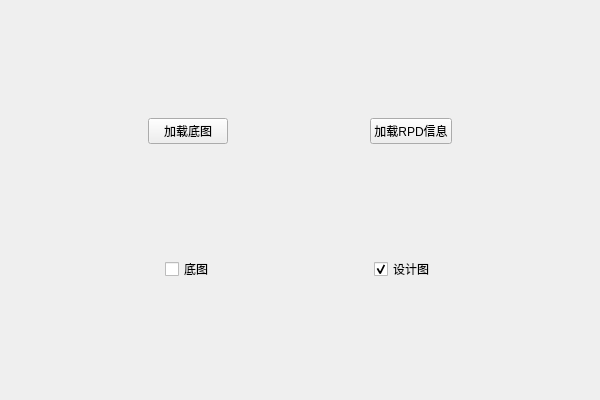
Before: the Qt Designer form RpdDesign/RpdDesign.ui in shengjie-lin/RPD-Design, drawn with Qt 5.
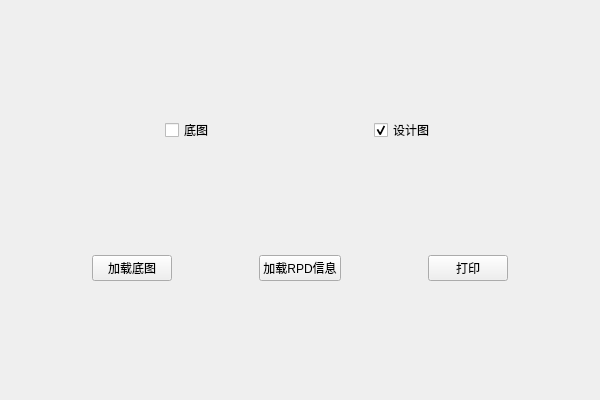
After: the same form once the commit is applied.

```diff
--- a/RpdDesign/RpdDesign.ui
+++ b/RpdDesign/RpdDesign.ui
@@ -14,63 +14,6 @@
    <string>RpdDesign</string>
   </property>
   <layout class="QVBoxLayout" name="verticalLayout">
-   <item>
-    <layout class="QHBoxLayout" name="horizontalLayout">
-     <item>
-      <spacer name="horizontalSpacer_4">
-       <property name="orientation">
-        <enum>Qt::Horizontal</enum>
-       </property>
-       <property name="sizeHint" stdset="0">
-        <size>
-         <width>40</width>
-         <height>20</height>
-        </size>
-       </property>
-      </spacer>
-     </item>
-     <item>
-      <widget class="QPushButton" name="loadBasePushButton">
-       <property name="text">
-        <string>加载底图</string>
-       </property>
-      </widget>
-     </item>
-     <item>
-      <spacer name="horizontalSpacer_5">
-       <property name="orientation">
-        <enum>Qt::Horizontal</enum>
-       </property>
-       <property name="sizeHint" stdset="0">
-        <size>
-         <width>40</width>
-         <height>20</height>
-        </size>
-       </property>
-      </spacer>
-     </item>
-     <item>
-      <widget class="QPushButton" name="loadRpdPushButton">
-       <property name="text">
-        <string>加载RPD信息</string>
-       </property>
-      </widget>
-     </item>
-     <item>
-      <spacer name="horizontalSpacer_6">
-       <property name="orientation">
-        <enum>Qt::Horizontal</enum>
-       </property>
-       <property name="sizeHint" stdset="0">
-        <size>
-         <width>40</width>
-         <height>20</height>
-        </size>
-       </property>
-      </spacer>
-     </item>
-    </layout>
-   </item>
    <item>
     <layout class="QHBoxLayout" name="horizontalLayout_2">
      <item>
@@ -137,6 +80,83 @@
      </item>
     </layout>
    </item>
+   <item>
+    <layout class="QHBoxLayout" name="horizontalLayout">
+     <item>
+      <spacer name="horizontalSpacer_4">
+       <property name="orientation">
+        <enum>Qt::Horizontal</enum>
+       </property>
+       <property name="sizeHint" stdset="0">
+        <size>
+         <width>40</width>
+         <height>20</height>
+        </size>
+       </property>
+      </spacer>
+     </item>
+     <item>
+      <widget class="QPushButton" name="loadBasePushButton">
+       <property name="text">
+        <string>加载底图</string>
+       </property>
+      </widget>
+     </item>
+     <item>
+      <spacer name="horizontalSpacer_5">
+       <property name="orientation">
+        <enum>Qt::Horizontal</enum>
+       </property>
+       <property name="sizeHint" stdset="0">
+        <size>
+         <width>40</width>
+         <height>20</height>
+        </size>
+       </property>
+      </spacer>
+     </item>
+     <item>
+      <widget class="QPushButton" name="loadRpdPushButton">
+       <property name="text">
+        <string>加载RPD信息</string>
+       </property>
+      </widget>
+     </item>
+     <item>
+      <spacer name="horizontalSpacer_6">
+       <property name="orientation">
+        <enum>Qt::Horizontal</enum>
+       </property>
+       <property name="sizeHint" stdset="0">
+        <size>
+         <width>40</width>
+         <height>20</height>
+        </size>
+       </property>
+      </spacer>
+     </item>
+     <item>
+      <widget class="QPushButton" name="printPushButton">
+       <property name="text">
+        <string>打印</string>
+       </property>
+      </widget>
+     </item>
+     <item>
+      <spacer name="horizontalSpacer_7">
+       <property name="orientation">
+        <enum>Qt::Horizontal</enum>
+       </property>
+       <property name="sizeHint" stdset="0">
+        <size>
+         <width>40</width>
+         <height>20</height>
+        </size>
+       </property>
+      </spacer>
+     </item>
+    </layout>
+   </item>
   </layout>
  </widget>
  <layoutdefault spacing="6" margin="11"/>
```
